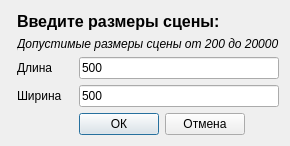
Qt form SceneSizesInput.ui (DenisBabarykin/InteriorRedactor) before a commit.
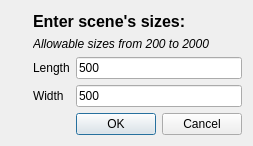
The same form after that commit.

Commit message: Interface language switched to english. Documentation added.

```diff
--- a/SceneSizesInput.ui
+++ b/SceneSizesInput.ui
@@ -46,7 +46,7 @@
       </font>
      </property>
      <property name="text">
-      <string>Введите размеры сцены:</string>
+      <string>Enter scene's sizes:</string>
      </property>
     </widget>
    </item>
@@ -71,14 +71,14 @@
       </font>
      </property>
      <property name="text">
-      <string>Допустимые размеры сцены от 200 до 20000</string>
+      <string>Allowable sizes from 200 to 2000</string>
      </property>
     </widget>
    </item>
    <item row="2" column="1">
     <widget class="QLabel" name="lblLength">
      <property name="text">
-      <string>Длина</string>
+      <string>Length</string>
      </property>
     </widget>
    </item>
@@ -92,7 +92,7 @@
    <item row="3" column="1">
     <widget class="QLabel" name="lblWidth">
      <property name="text">
-      <string>Ширина</string>
+      <string>Width</string>
      </property>
     </widget>
    </item>
@@ -125,7 +125,7 @@
       </sizepolicy>
      </property>
      <property name="text">
-      <string>ОК</string>
+      <string>OK</string>
      </property>
     </widget>
    </item>
@@ -138,7 +138,7 @@
       </sizepolicy>
      </property>
      <property name="text">
-      <string>Отмена</string>
+      <string>Cancel</string>
      </property>
     </widget>
    </item>
```
Left out of the diff: 2 changed lines with no effect on the pictures. The commit also changes 6 other files.
